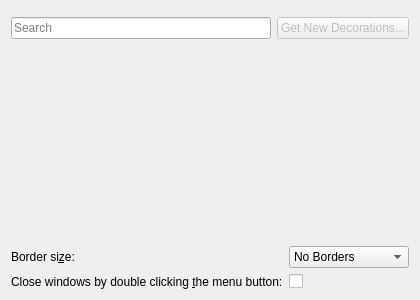
This is kcmkwin/kwindecoration/kcm.ui in lfdevs/kwin as Qt 5 draws it before an edit. The edited form follows.
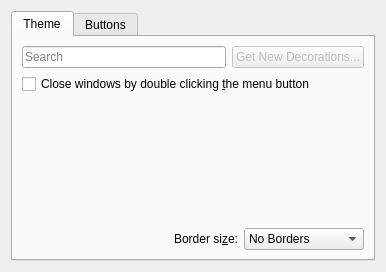
This is the edited form. Custom widgets are drawn as their Qt base class.

Diff of the .ui file:
```diff
--- a/kcmkwin/kwindecoration/kcm.ui
+++ b/kcmkwin/kwindecoration/kcm.ui
@@ -6,14 +6,21 @@
    <rect>
     <x>0</x>
     <y>0</y>
-    <width>400</width>
-    <height>300</height>
+    <width>386</width>
+    <height>272</height>
    </rect>
   </property>
   <layout class="QVBoxLayout" name="verticalLayout">
    <item>
-    <widget class="KMessageWidget" name="doubleClickMessage"/>
-   </item>
+    <widget class="QTabWidget" name="tabWidget">
+     <property name="currentIndex">
+      <number>0</number>
+     </property>
+     <widget class="QWidget" name="theTab">
+      <attribute name="title">
+       <string>Theme</string>
+      </attribute>
+      <layout class="QVBoxLayout" name="verticalLayout_3">
    <item>
     <layout class="QHBoxLayout" name="horizontalLayout">
      <item>
@@ -38,29 +45,64 @@
      </item>
     </layout>
    </item>
+       <item>
+        <widget class="QCheckBox" name="closeWindowsDoubleClick">
+         <property name="toolTip">
+          <string extracomment="Check this option if you want windows to be closed when you double click the menu button."/>
+         </property>
+         <property name="text">
+          <string>Close windows by double clicking &amp;the menu button</string>
+         </property>
+        </widget>
+       </item>
+       <item>
+        <widget class="KMessageWidget" name="doubleClickMessage"/>
+       </item>
    <item>
     <widget class="QWidget" name="view">
      <property name="sizePolicy">
-      <sizepolicy hsizetype="Preferred" vsizetype="MinimumExpanding">
+          <sizepolicy hsizetype="MinimumExpanding" vsizetype="MinimumExpanding">
        <horstretch>0</horstretch>
        <verstretch>0</verstretch>
       </sizepolicy>
      </property>
+         <property name="minimumSize">
+          <size>
+           <width>0</width>
+           <height>100</height>
+          </size>
+         </property>
     </widget>
    </item>
    <item>
-    <layout class="QFormLayout" name="formLayout">
-     <item row="0" column="0">
-      <widget class="QLabel" name="label">
+        <layout class="QHBoxLayout" name="horizontalLayout_2">
+         <item>
+          <spacer name="borderSizesSpacer">
+           <property name="orientation">
+            <enum>Qt::Horizontal</enum>
+           </property>
+           <property name="sizeHint" stdset="0">
+            <size>
+             <width>40</width>
+             <height>20</height>
+            </size>
+           </property>
+          </spacer>
+         </item>
+         <item>
+          <widget class="QLabel" name="borderSizesLabel">
        <property name="text">
         <string>Border si&amp;ze:</string>
        </property>
+           <property name="alignment">
+            <set>Qt::AlignRight|Qt::AlignTrailing|Qt::AlignVCenter</set>
+           </property>
        <property name="buddy">
         <cstring>borderSizesCombo</cstring>
        </property>
       </widget>
      </item>
-     <item row="0" column="1">
+         <item>
       <widget class="KComboBox" name="borderSizesCombo">
        <item>
         <property name="text">
@@ -109,36 +151,20 @@
        </item>
       </widget>
      </item>
-     <item row="1" column="1">
-      <widget class="QCheckBox" name="closeWindowsDoubleClick">
-       <property name="toolTip">
-        <string extracomment="Check this option if you want windows to be closed when you double click the menu button."/>
-       </property>
-      </widget>
-     </item>
-     <item row="1" column="0">
-      <widget class="QLabel" name="label_2">
-       <property name="toolTip">
-        <string extracomment="Check this option if you want windows to be closed when you double click the menu button."/>
-       </property>
-       <property name="text">
-        <string>Close windows by double clicking &amp;the menu button:</string>
-       </property>
-       <property name="buddy">
-        <cstring>closeWindowsDoubleClick</cstring>
-       </property>
-      </widget>
-     </item>
-    </layout>
+        </layout>
+       </item>
+      </layout>
+     </widget>
+     <widget class="QWidget" name="tab_2">
+      <attribute name="title">
+       <string>Buttons</string>
+      </attribute>
+     </widget>
+    </widget>
    </item>
   </layout>
  </widget>
  <customwidgets>
-  <customwidget>
-   <class>QQuickWidget</class>
-   <extends>QWidget</extends>
-   <header>QQuickWidget</header>
-  </customwidget>
   <customwidget>
    <class>KComboBox</class>
    <extends>QComboBox</extends>
```
Left out of the diff: 2 changed lines with no effect on the pictures. Lines whose indentation alone changed are shown as unchanged.
